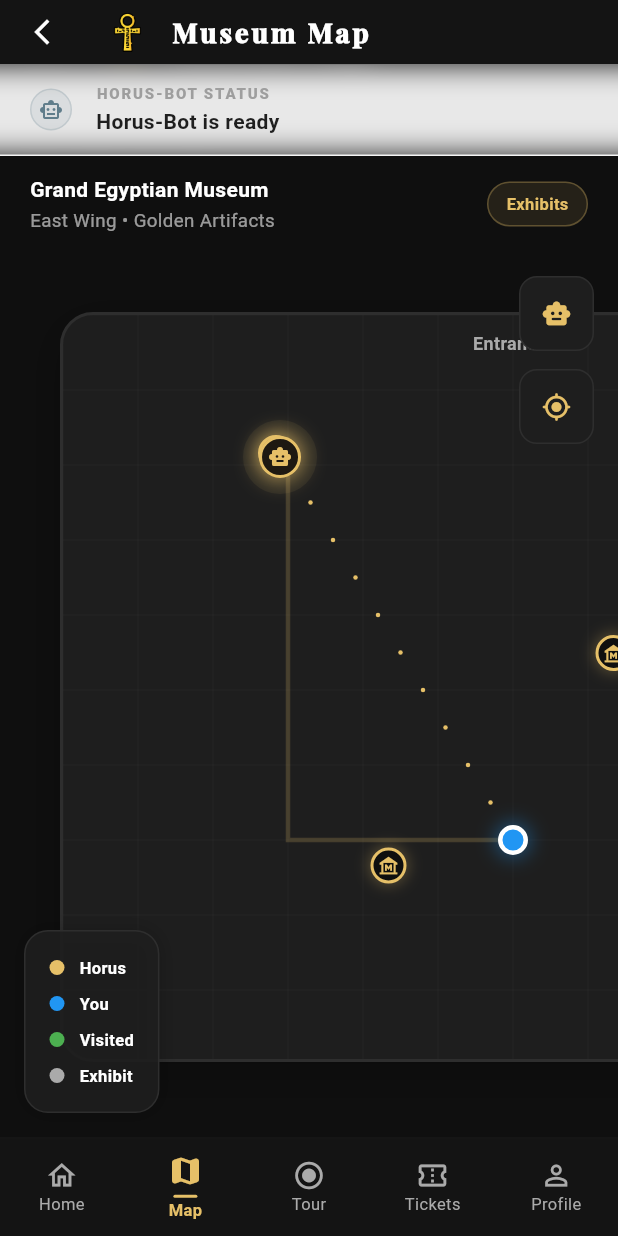
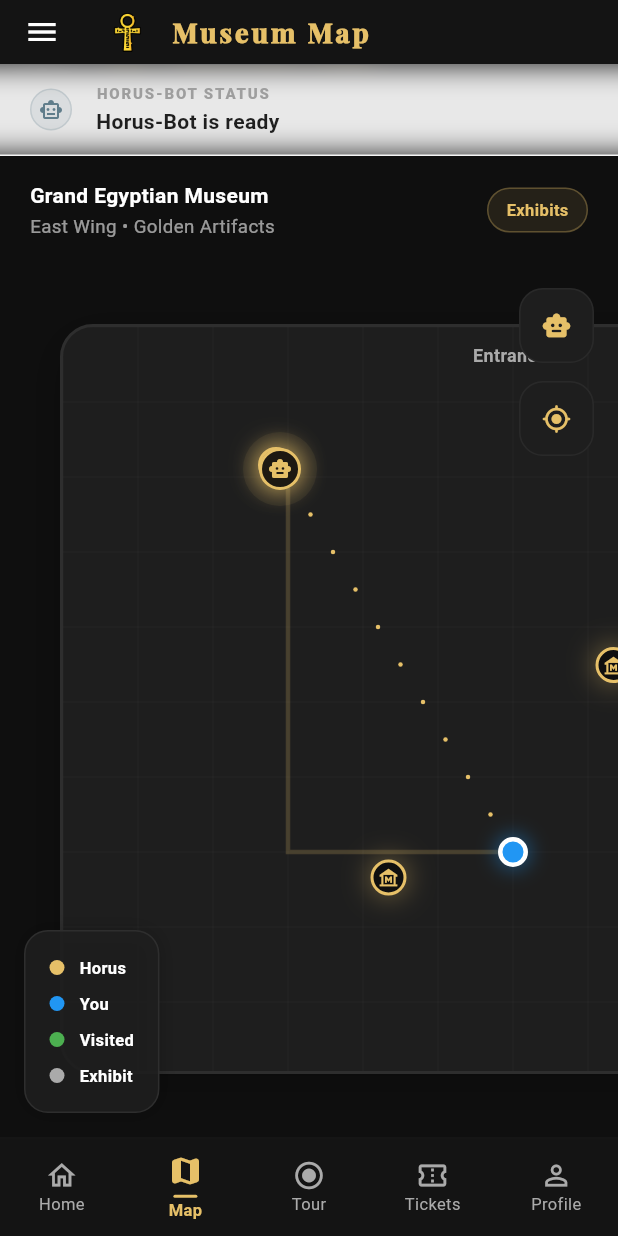
Before and after one commit to Farida-Waheed/museum_app, a Flutter app: the ArScreen screen opened by its route, item 2 of the bottom bar chosen, on a phone screen of 412 x 824 dp. Run offline on Flutter 3.47's test engine with Material 3 defaults, Android fonts, the phone set to English and light mode, and no system bars; our stand-ins replace audioplayers, permission_handler, shared_preferences; missing offline and left inert: mobile_scanner; accounts and stored records are empty; project files that could hold a hidden picture were left out.

```diff
--- a/lib/l10n/app_localizations_ar.dart
+++ b/lib/l10n/app_localizations_ar.dart
@@ -41,7 +41,7 @@ class AppLocalizationsAr extends AppLocalizations {
   String get horusBot => 'حوروس';
 
   @override
-  String get talkToHorusBot => 'تحدث مع حوروس-بوت';
+  String get talkToHorusBot => 'اسأل الدليل';
 
   @override
   String get askTheGuide => 'اسأل الدليل';
@@ -396,7 +396,7 @@ class AppLocalizationsAr extends AppLocalizations {
       'دليلك الذكي داخل المتحف. تنقّل بين المعروضات، واتبع الروبوت، واكتشف القصص المخفية.';
 
   @override
-  String get onboarding2Title => 'تعرّف على حورس-بوت';
+  String get onboarding2Title => 'تعرّف على الدليل';
 
   @override
   String get onboarding2Desc =>
@@ -658,7 +658,7 @@ class AppLocalizationsAr extends AppLocalizations {
   String get takeQuiz => 'بدء الاختبار';
 
   @override
-  String get smartTipTitle => 'نصيحة من حوروس';
+  String get smartTipTitle => 'نصيحة من الدليل';
 
   @override
   String get robotNearbyTitle => 'حوروس قريب منك';
--- a/lib/screens/home/home_screen.dart
+++ b/lib/screens/home/home_screen.dart
@@ -249,7 +249,7 @@ class _HomeScreenState extends State<HomeScreen> with TickerProviderStateMixin {
       label: l10n.nextStopLabel.toUpperCase(),
       location: l10n.tutankhamunHall,
       time: l10n.fiveMinutesAway,
-      onTap: () => Navigator.pushNamed(context, AppRoutes.liveTour),
+      onTap: () => Navigator.pushNamedAndRemoveUntil(context, AppRoutes.liveTour, (r) => false),
     );
   }
 
@@ -343,7 +343,7 @@ class _HomeScreenState extends State<HomeScreen> with TickerProviderStateMixin {
                               child: _FeatureCard(
                                 icon: Icons.map_outlined,
                                 title: l10n.map,
-                                onTap: () => Navigator.pushNamed(innerContext, AppRoutes.map),
+                                onTap: () => Navigator.pushNamedAndRemoveUntil(innerContext, AppRoutes.map, (r) => false),
                               ),
                             ),
                             const SizedBox(width: 16),
@@ -482,7 +482,7 @@ class _HomeScreenState extends State<HomeScreen> with TickerProviderStateMixin {
                                       _LegendDot(color: Colors.blueAccent, label: l10n.you),
                                       const Spacer(),
                                       TextButton(
-                                        onPressed: () => Navigator.pushNamed(innerContext, AppRoutes.map),
+                                        onPressed: () => Navigator.pushNamedAndRemoveUntil(innerContext, AppRoutes.map, (r) => false),
                                         child: Text(l10n.fullView, style: AppTextStyles.button(context).copyWith(color: AppColors.primaryGold, fontSize: 13)),
                                       ),
                                     ],
--- a/lib/screens/map/map_screen.dart
+++ b/lib/screens/map/map_screen.dart
@@ -106,7 +106,7 @@ class _MapScreenState extends State<MapScreen> with SingleTickerProviderStateMix
         children: [
           // Header Info
           Container(
-            padding: const EdgeInsets.symmetric(horizontal: 20, vertical: 12),
+            padding: const EdgeInsets.symmetric(horizontal: 20, vertical: 16),
             color: AppColors.darkBackground,
             child: Row(
               mainAxisAlignment: MainAxisAlignment.spaceBetween,
@@ -284,7 +284,12 @@ class _MapScreenState extends State<MapScreen> with SingleTickerProviderStateMix
             shape: BoxShape.circle,
             border: Border.all(color: isVisited ? Colors.green : AppColors.primaryGold, width: 2),
             boxShadow: [
-              if (!isVisited) BoxShadow(color: AppColors.primaryGold.withOpacity(0.3), blurRadius: 8, spreadRadius: 1),
+              if (!isVisited)
+                BoxShadow(
+                  color: AppColors.primaryGold.withOpacity(0.4),
+                  blurRadius: 15,
+                  spreadRadius: 1,
+                ),
             ],
           ),
           child: Icon(
@@ -386,8 +391,8 @@ class _MapActionBtn extends StatelessWidget {
     return Container(
       decoration: BoxDecoration(
         color: AppColors.darkSurface,
-        borderRadius: BorderRadius.circular(12),
-        border: Border.all(color: AppColors.darkDivider),
+        borderRadius: BorderRadius.circular(16),
+        border: Border.all(color: Colors.white.withOpacity(0.05)),
       ),
       child: IconButton(
         icon: Icon(icon, color: AppColors.primaryGold, size: 20),
--- a/lib/widgets/app_menu_shell.dart
+++ b/lib/widgets/app_menu_shell.dart
@@ -359,11 +359,7 @@ class AppMenuShellState extends State<AppMenuShell>
 
   void _goReplace(String route) {
     closeMenu();
-    if (route == AppRoutes.mainHome) {
-      Navigator.pushNamedAndRemoveUntil(context, route, (r) => false);
-    } else {
-      Navigator.pushReplacementNamed(context, route);
-    }
+    Navigator.pushNamedAndRemoveUntil(context, route, (r) => false);
   }
 
   @override
@@ -491,7 +487,10 @@ class AppMenuShellState extends State<AppMenuShell>
                                               style: AppTextStyles.brandTitle(
                                                 innerContext,
                                                 isDark: isDark,
-                                              ).copyWith(fontSize: 18),
+                                              ).copyWith(
+                                                fontSize: 18,
+                                                color: AppColors.primaryGold,
+                                              ),
                                             ),
                                           ],
                                         ),
--- a/lib/widgets/bottom_nav.dart
+++ b/lib/widgets/bottom_nav.dart
@@ -38,11 +38,7 @@ class BottomNav extends StatelessWidget {
           break;
       }
 
-      if (ModalRoute.of(context)?.settings.name == AppRoutes.mainHome) {
-        Navigator.pushNamed(context, route);
-      } else {
-        Navigator.pushReplacementNamed(context, route);
-      }
+      Navigator.pushNamedAndRemoveUntil(context, route, (r) => false);
     }
 
     return Container(
```
Also changed, not shown: lib/l10n/app_localizations.dart (+4 -4 lines), lib/l10n/app_localizations_en.dart (+4 -4 lines), lib/screens/profile/profile_screen.dart (+7 -7 lines), lib/screens/tickets/ticket_screen.dart (+13 -8 lines), lib/screens/tour/live_tour_screen.dart (+18 -9 lines).
